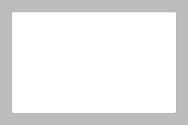
ZeRg0912/Qt, file 03_new/HW-03_new/dialog.ui: the form before one commit.
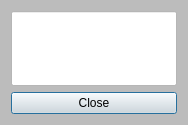
The form after the commit.

Patch:
```diff
--- a/03_new/HW-03_new/dialog.ui
+++ b/03_new/HW-03_new/dialog.ui
@@ -30,6 +30,16 @@
      </property>
     </widget>
    </item>
+   <item row="1" column="0">
+    <widget class="QPushButton" name="pb_Close">
+     <property name="styleSheet">
+      <string notr="true">background-color: rgb(225, 225, 225);</string>
+     </property>
+     <property name="text">
+      <string>Close</string>
+     </property>
+    </widget>
+   </item>
   </layout>
  </widget>
  <resources/>
```
Left out of the diff: 2 changed lines with no effect on the pictures.
